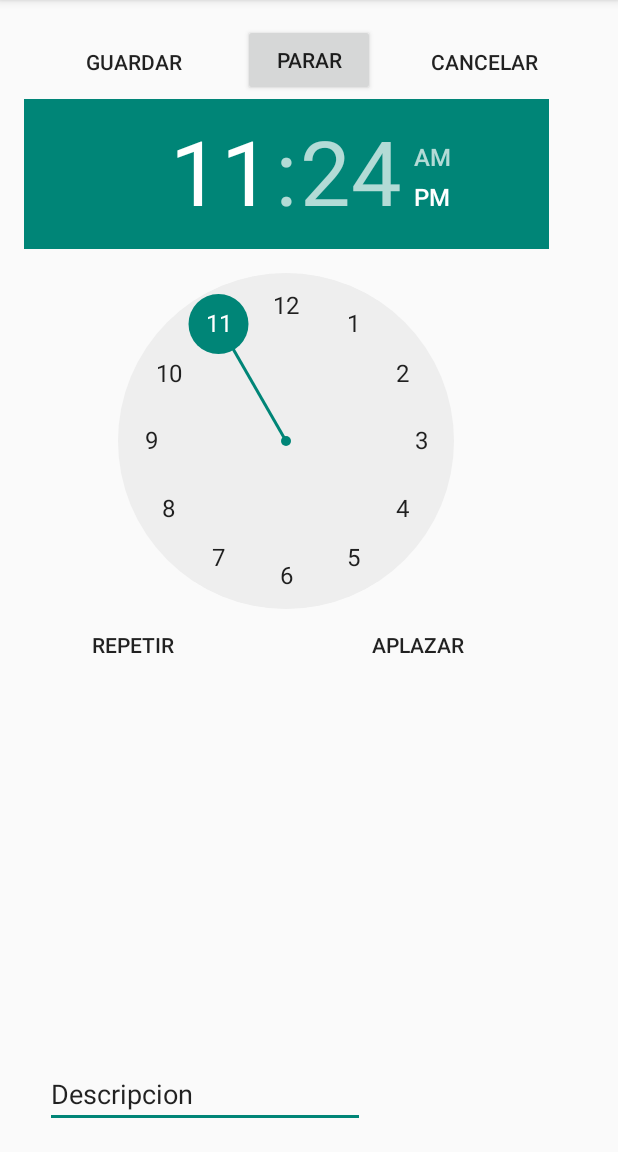
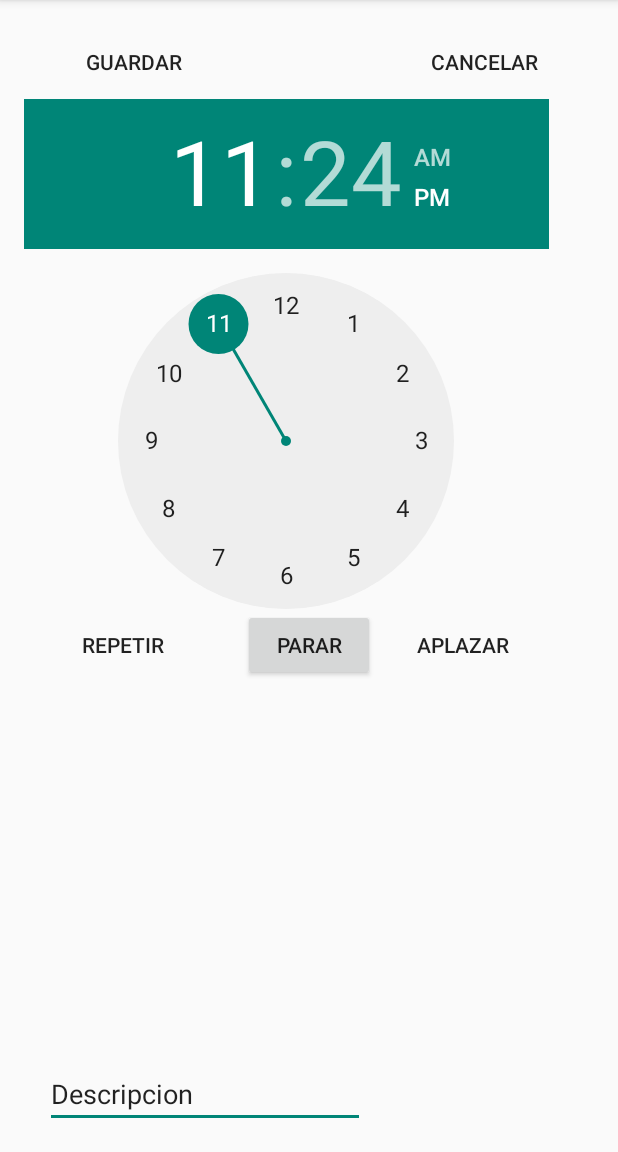
Before and after one commit to MichN7/LampOn, an Android app: the HourActivity2 screen opened directly, with no data from a screen before it, on a phone screen of 412 x 824 dp, the part 84-1236 px from its top. Run offline under Robolectric (Android 15) with nearby library versions, the phone set to English and light mode, and no system bars; 3 statements that could not run were skipped.

```diff
--- a/app/src/main/java/com/greye/lampon/Alarm_Receiver.java
+++ b/app/src/main/java/com/greye/lampon/Alarm_Receiver.java
@@ -13,7 +13,7 @@ public class Alarm_Receiver extends BroadcastReceiver {
     @Override
     public void onReceive(Context context, Intent intent) {
 
-        Log.e("esto es la clase Alarm","que pedo locos");
+        Log.e("esto es la clase Alarm","que ");
 
 
         Intent service_intent = new Intent(context,RingTonePlayingService.class);
--- a/app/src/main/java/com/greye/lampon/DFragment.java
+++ b/app/src/main/java/com/greye/lampon/DFragment.java
@@ -12,6 +12,7 @@ public class DFragment extends DialogFragment {
     @Override
     public View onCreateView(LayoutInflater inflater, ViewGroup container,
                              Bundle savedInstanceState) {
+
         View rootView = inflater.inflate(R.layout.fragment_repetir, container,
                 false);
         getDialog().setTitle("Dia de la Semana");
--- a/app/src/main/res/layout/activity_hour2.xml
+++ b/app/src/main/res/layout/activity_hour2.xml
@@ -32,32 +32,6 @@
         android:layout_toLeftOf="@+id/btnPararAlarma"
         android:layout_toStartOf="@+id/btnPararAlarma" />
 
-    <Button
-        android:text="Repetir"
-        android:layout_width="200dp"
-        android:layout_height="wrap_content"
-        android:id="@+id/btnRepetir"
-        android:elevation="0dp"
-        style="@style/Widget.AppCompat.Button.Borderless"
-        android:layout_below="@+id/tpHora"
-        android:layout_alignParentLeft="true"
-        android:layout_alignParentStart="true"
-        android:layout_alignRight="@+id/btnGuardar"
-        android:layout_alignEnd="@+id/btnGuardar" />
-
-    <Button
-        android:text="Aplazar"
-        android:layout_width="wrap_content"
-        android:layout_height="wrap_content"
-        android:id="@+id/btnAplazar"
-        style="@style/Widget.AppCompat.Button.Borderless"
-        android:layout_alignBaseline="@+id/btnRepetir"
-        android:layout_alignBottom="@+id/btnRepetir"
-        android:layout_alignParentRight="true"
-        android:layout_alignParentEnd="true"
-        android:layout_toRightOf="@+id/btnRepetir"
-        android:layout_toEndOf="@+id/btnRepetir" />
-
     <TimePicker
         android:layout_width="350dp"
         android:layout_height="340dp"
@@ -80,11 +54,37 @@
         android:id="@+id/editText" />
 
     <Button
+        android:text="Aplazar"
+        android:layout_width="wrap_content"
+        android:layout_height="wrap_content"
+        android:id="@+id/btnAplazar"
+        style="@style/Widget.AppCompat.Button.Borderless"
+        android:layout_alignBaseline="@+id/btnRepetir"
+        android:layout_alignBottom="@+id/btnRepetir"
+        android:layout_alignRight="@+id/tpHora"
+        android:layout_alignEnd="@+id/tpHora"
+        android:layout_marginRight="13dp"
+        android:layout_marginEnd="13dp" />
+
+    <Button
+        android:text="Repetir"
+        android:layout_width="200dp"
+        android:layout_height="wrap_content"
+        android:id="@+id/btnRepetir"
+        android:elevation="0dp"
+        style="@style/Widget.AppCompat.Button.Borderless"
+        android:layout_below="@+id/tpHora"
+        android:layout_toLeftOf="@+id/btnPararAlarma"
+        android:layout_toStartOf="@+id/btnPararAlarma"
+        android:layout_marginRight="13dp"
+        android:layout_marginEnd="13dp" />
+
+    <Button
         android:text="Parar"
         android:layout_width="wrap_content"
         android:layout_height="wrap_content"
         android:id="@+id/btnPararAlarma"
-        android:layout_alignParentTop="true"
+        android:layout_below="@+id/tpHora"
         android:layout_centerHorizontal="true" />
 
 </RelativeLayout>
```
Also changed, not shown: app/src/main/java/com/greye/lampon/HourActivity2.java (+68 -13 lines).
